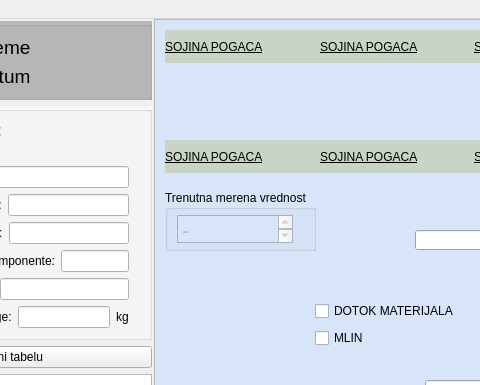
The window that ui/automainwindow.ui (nikolakn/biovita) describes before a commit, drawn with Qt 5; both pictures show x 146 to 626 and y 0 to 385 of the 1240 by 878 pixel window.
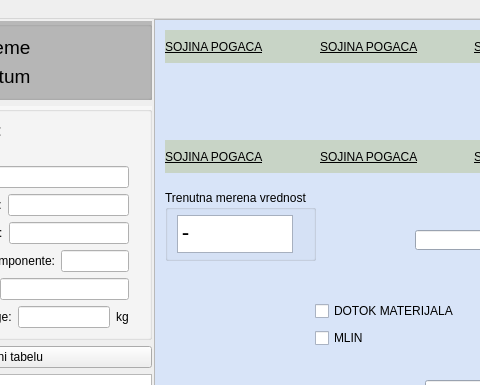
The same window after the commit. Custom widgets are drawn as their Qt base class.

Diff of the .ui file:
```diff
--- a/ui/automainwindow.ui
+++ b/ui/automainwindow.ui
@@ -544,7 +544,7 @@
             <x>10</x>
             <y>170</y>
             <width>151</width>
-            <height>61</height>
+            <height>71</height>
            </rect>
           </property>
           <property name="title">
@@ -563,7 +563,7 @@
            <item>
             <widget class="QTextEdit" name="vagamera_2">
              <property name="enabled">
-              <bool>false</bool>
+              <bool>true</bool>
              </property>
              <property name="font">
               <font>
```
Left out of the diff: 9 changed lines with no effect on the pictures.
